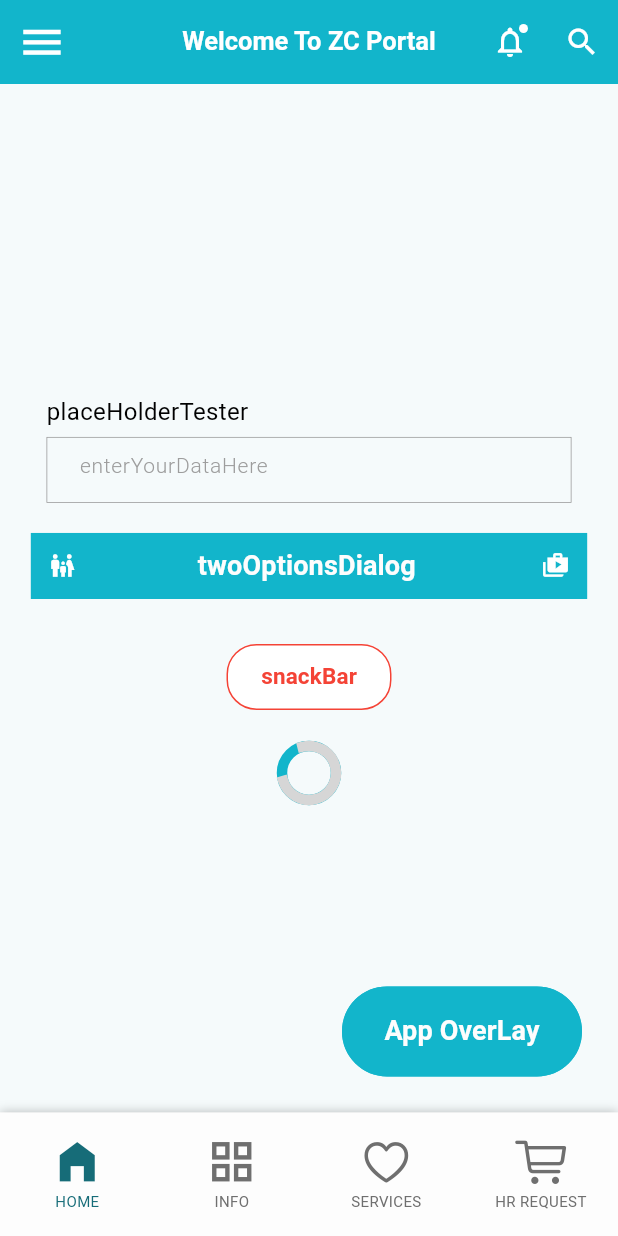
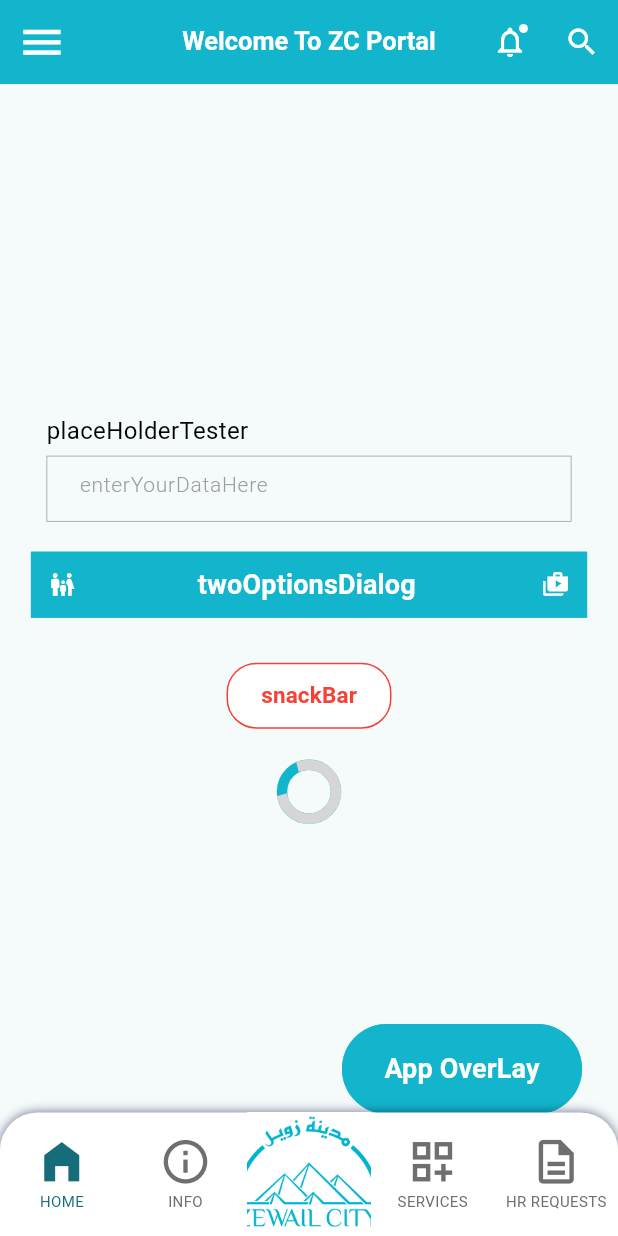
Before and after one commit to AsmaaJAH/Fullstack-Dashboard-using-React-ASP.NET-Microsoft-SQL, a Flutter app: the PersistTabView widget shown alone on an empty page, opened directly, on a phone screen of 412 x 824 dp. Run offline on Flutter 3.47's test engine with Material 3 defaults, Android fonts, the phone set to English and light mode, and no system bars; drawn by our look-alikes of persistent_bottom_nav_bar; our stand-ins replace easy_localization, shared_preferences; accounts and stored records are empty; Roboto replaces fonts that are missing (Montserrat); project files that could hold a hidden picture were left out.

Commit message:
finish the persist bottom nav bar

```diff
--- a/mobile_ui/zcportal/lib/constants/app_images_paths/app_images_assets.dart
+++ b/mobile_ui/zcportal/lib/constants/app_images_paths/app_images_assets.dart
@@ -5,5 +5,6 @@ class AppImagesAssets {
 
   //------------------------  Splash Screen ---------------------------------------
   static const String splachScreenLogoPath = '$imagesAssets/splash_screen.png';
+  static const String whiteLogo = '$imagesAssets/white_logo.png';
 
 }
--- a/mobile_ui/zcportal/lib/presentation_layer/screens/login_screen.dart
+++ b/mobile_ui/zcportal/lib/presentation_layer/screens/login_screen.dart
@@ -4,7 +4,6 @@ import 'package:zcportal/constants/app_enum.dart';
 import 'package:zcportal/constants/app_images_paths/app_images_assets.dart';
 import 'package:zcportal/constants/app_screen_dimensions.dart';
 import 'package:zcportal/constants/variables.dart';
-import 'package:zcportal/flavors_layer/delete_me.dart';
 import 'package:zcportal/presentation_layer/screens/persist_tab_view.dart';
 import 'package:zcportal/presentation_layer/widgets/custom_localized_text_widget.dart';
 import 'package:zcportal/presentation_layer/widgets/customized_button.dart';
--- a/mobile_ui/zcportal/lib/presentation_layer/screens/persist_tab_view.dart
+++ b/mobile_ui/zcportal/lib/presentation_layer/screens/persist_tab_view.dart
@@ -1,20 +1,16 @@
 //-------------------------- Flutter Packages Imports ----------------------------------
-
-import 'package:flutter/cupertino.dart';
 import 'package:flutter/material.dart';
 import 'package:provider/provider.dart';
 import 'package:zcportal/constants/app_colors.dart';
 import 'package:zcportal/constants/app_enum.dart';
+import 'package:zcportal/constants/app_images_paths/app_images_assets.dart';
 import 'package:zcportal/constants/app_screen_dimensions.dart';
 import 'package:zcportal/constants/variables.dart';
 import 'package:zcportal/control_layer/functions/provider_helper_functions.dart';
 import 'package:zcportal/control_layer/managers/bottom_navigator_manager.dart';
 import 'package:zcportal/data_layer/providers/screens_providers/persist_tab_provider.dart';
 import 'package:zcportal/flavors_layer/delete_me.dart';
-import 'package:zcportal/presentation_layer/screens/login_screen.dart';
-import 'package:zcportal/translations/locale_keys.g.dart';
 import 'package:persistent_bottom_nav_bar/persistent_bottom_nav_bar.dart';
-
 
 PersistentTabController kController =
     PersistentTabController(initialIndex: Variables.zeroInt);
@@ -29,10 +25,11 @@ List<Widget> _navScreens() {
       DeleteMe(),
       DeleteMe(),
       DeleteMe(),
-
+      DeleteMe(),
     ];
   } else {
     return const [
+      DeleteMe(),
       DeleteMe(),
       DeleteMe(),
       DeleteMe(),
@@ -50,6 +47,7 @@ class PersistTabView extends StatefulWidget {
 
 class _PersistTabViewState extends State<PersistTabView> {
   late bool isAuth;
+
   @override
   void initState() {
     super.initState();
@@ -60,30 +58,44 @@ class _PersistTabViewState extends State<PersistTabView> {
         ProviderHelperFunctions.accountProvider.authMode == AuthMode.authorized;
   }
 
-
   List<PersistentBottomNavBarItem> get navBarsItems {
     return [
-       const BottomNavigatorManager(
+      const BottomNavigatorManager(
         title: "HOME",
         activeIconWidget: Icon(Icons.home_filled),
         inActiveIconWidget: Icon(Icons.home_outlined),
       ).navigatorItem,
       const BottomNavigatorManager(
         title: "INFO",
-        activeIconWidget: const Icon(Icons.grid_view_rounded),
-        inActiveIconWidget: const Icon(Icons.grid_view_outlined),
+        activeIconWidget: Icon(
+          Icons.info,
+        ),
+        inActiveIconWidget: Icon(
+          Icons.info_outline,
+        ),
       ).navigatorItem,
-     const BottomNavigatorManager(
+      PersistentBottomNavBarItem(
+        icon: Center(
+          child: CircleAvatar(
+            radius: kScreenHeight * 0.05,
+            child: Image.asset(
+              AppImagesAssets.whiteLogo,
+              height: kScreenHeight * 0.1,
+              fit: BoxFit.cover,
+            ),
+          ),
+        ),
+      ),
+      const BottomNavigatorManager(
         title: "SERVICES",
-        activeIconWidget: const Icon(CupertinoIcons.heart_fill),
-        inActiveIconWidget: const Icon(CupertinoIcons.heart),
+        activeIconWidget: Icon(Icons.dashboard_customize),
+        inActiveIconWidget: Icon(Icons.dashboard_customize_outlined),
       ).navigatorItem,
       const BottomNavigatorManager(
-        title: "HR REQUEST",
-        activeIconWidget: const Icon(CupertinoIcons.cart_fill),
-        inActiveIconWidget: const Icon(CupertinoIcons.cart),
+        title: "HR REQUESTS",
+        activeIconWidget: Icon(Icons.description_rounded),
+        inActiveIconWidget: Icon(Icons.description_outlined),
       ).navigatorItem,
-
     ];
   }
 
@@ -96,19 +108,22 @@ class _PersistTabViewState extends State<PersistTabView> {
           context,
           controller: kController,
           screens: _navScreens(),
-
+          padding: const EdgeInsets.only(top: Variables.ten),
           items: navBarsItems,
           navBarHeight: kScreenHeight * 0.1,
-          backgroundColor: AppColors.commonWhite,
+          backgroundColor: AppColors.white,
           handleAndroidBackButtonPress: true,
           resizeToAvoidBottomInset: true,
           stateManagement: true,
+          hideNavigationBarWhenKeyboardAppears: true,
           decoration: NavBarDecoration(
-            borderRadius: BorderRadius.circular(Variables.zero),
-            colorBehindNavBar: AppColors.commonWhite,
+            borderRadius: kScreenWidth > 500
+                ? const BorderRadius.vertical(top: Radius.circular(35))
+                : const BorderRadius.vertical(top: Radius.circular(25)),
+            colorBehindNavBar: AppColors.white,
             boxShadow: <BoxShadow>[
               const BoxShadow(
-                color: AppColors.blackBorder,
+                color: Color.fromARGB(140, 0, 10, 53),
                 blurRadius: Variables.five,
               ),
             ],
--- a/mobile_ui/zcportal/lib/presentation_layer/screens/splash_screen.dart
+++ b/mobile_ui/zcportal/lib/presentation_layer/screens/splash_screen.dart
@@ -31,7 +31,22 @@ class _SplashScreenState extends State<SplashScreen> {
   Widget build(BuildContext context) {
     return Scaffold(
       backgroundColor: AppColors.primary,
-      body: Center(
+      body:Container(
+        width: double.infinity,
+        decoration: const BoxDecoration(
+          gradient: LinearGradient(
+            begin: Alignment.topRight,
+            end: Alignment.bottomLeft,
+            colors: [
+              Color.fromARGB(255, 7, 223, 252),
+              Color.fromARGB(255, 13, 67, 74)
+            ],
+          ),
+        ),
+        child:
+
+
+       Center(
         child: Column(
           mainAxisSize: MainAxisSize.min,
           crossAxisAlignment: CrossAxisAlignment.center,
@@ -48,7 +63,7 @@ class _SplashScreenState extends State<SplashScreen> {
           ],
         ),
       ),
-    );
+    ),);
   }
 
   void startTimer() {
```
Also changed, not shown: mobile_ui/zcportal/assets/images/2.0x/white_logo.png (added), mobile_ui/zcportal/assets/images/3.0x/white_logo.png (added), mobile_ui/zcportal/assets/images/white_logo.png (added).
